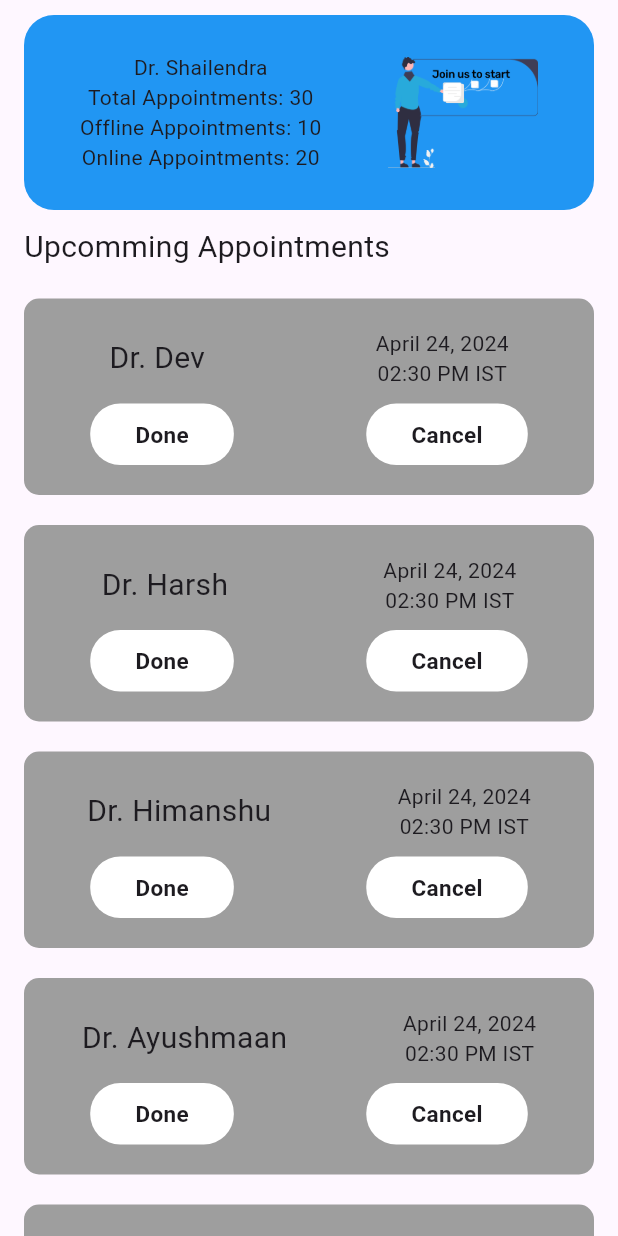
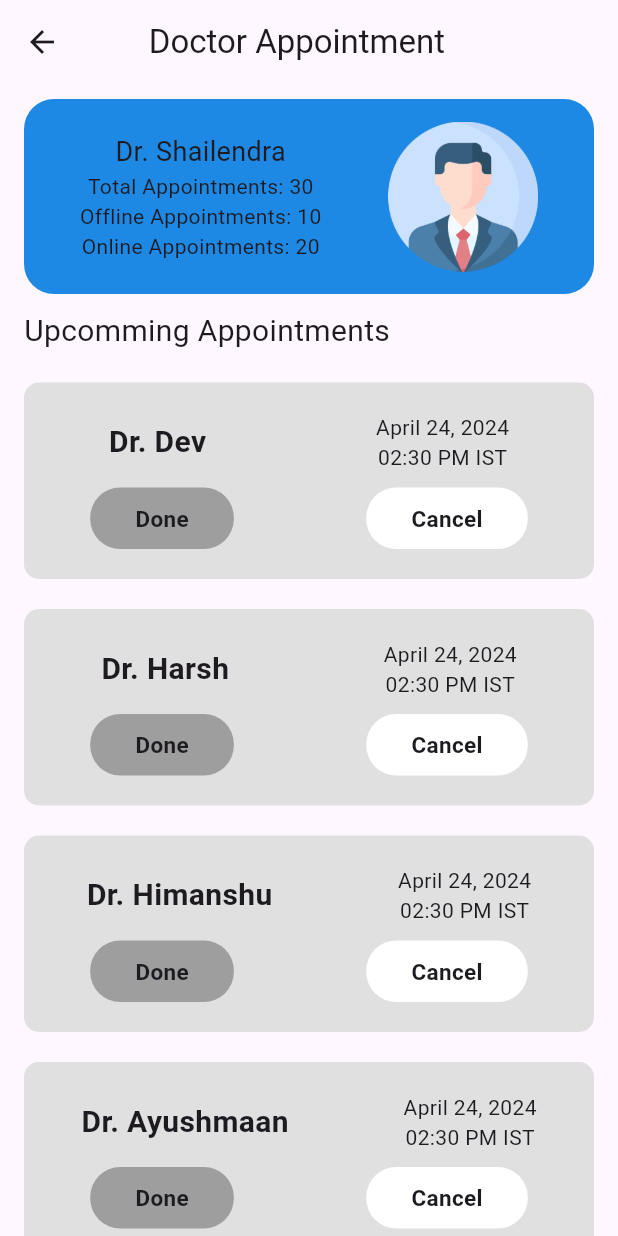
Before and after one commit to Harshcs21/Maddy_care, a Flutter app: the MyDoctor screen opened by its route, on a phone screen of 412 x 824 dp. Run offline on Flutter 3.47's test engine with Material 3 defaults, Android fonts, the phone set to English and light mode, and no system bars; our stand-ins replace cloud_firestore, firebase_auth, firebase_core; accounts and stored records are empty.

```diff
--- a/lib/doctorbox.dart
+++ b/lib/doctorbox.dart
@@ -1,4 +1,5 @@
 import 'package:flutter/material.dart';
+import 'package:flutter_pro/cancelappointment.dart';
 
 class DoctorBox extends StatelessWidget {
 
@@ -12,7 +13,7 @@ class DoctorBox extends StatelessWidget {
       padding: EdgeInsets.symmetric(vertical: 20),
       margin: EdgeInsets.symmetric(vertical: 10),
       decoration: BoxDecoration(
-        color: Colors.grey,
+        color: Colors.grey.shade300,
         borderRadius: BorderRadius.circular(10),
       ),
       child: Column(
@@ -24,7 +25,7 @@ class DoctorBox extends StatelessWidget {
                 child: Text(name,
                   style: TextStyle(
                       fontSize: 20,
-                      fontWeight: FontWeight.w400
+                      fontWeight: FontWeight.w600
                   ),),
               ),
               Container(
@@ -41,10 +42,17 @@ class DoctorBox extends StatelessWidget {
           Row(
             mainAxisAlignment: MainAxisAlignment.spaceAround,
             children: [
-              Container(
+              InkWell(
+                onTap: (){
+                  ScaffoldMessenger.of(context).showSnackBar(
+                      SnackBar(
+                          content: Text("Patient Checked"))
+                  );
+                },
+                child: Container(
                   padding: EdgeInsets.symmetric(vertical: 10, horizontal: 30),
                   decoration: BoxDecoration(
-                  color: Colors.white,
+                    color: Colors.grey.shade500,
                     borderRadius: BorderRadius.circular(20),
                   ),
                   child: Text(
@@ -54,7 +62,15 @@ class DoctorBox extends StatelessWidget {
                         fontSize: 15
                     ),),
                 ),
-              Container(
+              ),
+              InkWell(
+                onTap: (){
+                  ScaffoldMessenger.of(context).showSnackBar(
+                      SnackBar(
+                          content: Text("Appointment cancelled Succesfully"))
+                  );
+                },
+                child: Container(
                   padding: EdgeInsets.symmetric(vertical: 10, horizontal: 30),
                   decoration: BoxDecoration(
                     color: Colors.white,
@@ -67,6 +83,7 @@ class DoctorBox extends StatelessWidget {
                         fontSize: 15
                     ),),
                 ),
+              ),
             ],
           )
         ],
--- a/lib/doctordetail.dart
+++ b/lib/doctordetail.dart
@@ -30,7 +30,7 @@ class _DoctorDetailsState extends State<DoctorDetails> {
                     width: 100,
                     decoration: BoxDecoration(
                       image: DecorationImage(
-                        image: AssetImage("assets/splash.png"),
+                        image: AssetImage("assets/doctorimage.png"),
                       )
                     ),
                   ),
@@ -71,7 +71,7 @@ class _DoctorDetailsState extends State<DoctorDetails> {
               Container(
                 padding: EdgeInsets.all(20),
                 decoration: BoxDecoration(
-                  color: Colors.grey,
+                  color: Colors.blue.shade100,
                   borderRadius: BorderRadius.only(topLeft: Radius.circular(40), bottomRight: Radius.circular(40)),
                 ),
                 child: Text(
--- a/lib/doctorinfo.dart
+++ b/lib/doctorinfo.dart
@@ -3,7 +3,7 @@
 import 'package:flutter/material.dart';
 import 'package:flutter_pro/doctorbox.dart';
 
-class MyDoctor extends StatefulWidget {
+  class MyDoctor extends StatefulWidget {
   const MyDoctor({super.key});
 
   @override
@@ -23,6 +23,9 @@ class _MyDoctorState extends State<MyDoctor> {
   @override
   Widget build(BuildContext context) {
     return Scaffold(
+        appBar: AppBar(
+          title: Text('     Doctor Appointment'),
+        ),
         body: SafeArea(
           child: Padding(
             padding: EdgeInsets.symmetric(horizontal: 16),
@@ -32,7 +35,7 @@ class _MyDoctorState extends State<MyDoctor> {
                     margin: EdgeInsets.symmetric(vertical: 10),
                     padding: EdgeInsets.all(15),
                     decoration: BoxDecoration(
-                      color: Colors.blue,
+                      color: Colors.blue.shade600,
                       borderRadius: BorderRadius.circular(20),
                     ),
                     child: Row(
@@ -40,7 +43,11 @@ class _MyDoctorState extends State<MyDoctor> {
                       children: [
                         Column(
                           children: [
-                            Text("Dr. Shailendra"),
+                            Text("Dr. Shailendra",
+                              style: TextStyle(
+                                fontSize: 18
+                              ),
+                            ),
                             Text("Total Appointments: 30"),
                             Text("Offline Appointments: 10"),
                             Text("Online Appointments: 20")
@@ -51,7 +58,7 @@ class _MyDoctorState extends State<MyDoctor> {
                           width: 100,
                           decoration: BoxDecoration(
                               image: DecorationImage(
-                                image: AssetImage('assets/login_page.png'),
+                                image: AssetImage('assets/doctorimage.png'),
                               )
                           ),
                         )
--- a/lib/main.dart
+++ b/lib/main.dart
@@ -1,3 +1,5 @@
+// import 'dart:js';
+
 // import 'dart:js';
 
 import 'package:flutter/material.dart';
@@ -30,7 +32,8 @@ void main() async{
       'register': (context) => MyRegister(),
       'doctorinfo' : (context) => MyDoctor(),
       'forgotpassword' : (context) => MyForgotPassword(),
-      'dateandtime' : (context) => DateAndTime()
+      'dateandtime' : (context) => DateAndTime(),
+      // 'reg_doc_user' : (context) => RegDocUser(),
     },
   ));
 }
--- a/lib/patientdetails.dart
+++ b/lib/patientdetails.dart
@@ -75,6 +75,7 @@ class _PatientDetailsState extends State<PatientDetails> {
                   ),
                   child: TextFormField(
                     controller: _patientAge,
+                    keyboardType: TextInputType.number,
                     decoration: InputDecoration(
                       hintText: 'Enter patient age',
                       contentPadding: EdgeInsets.symmetric(horizontal: 16.0, vertical: 12.0),
@@ -102,6 +103,7 @@ class _PatientDetailsState extends State<PatientDetails> {
                   ),
                   child: TextFormField(
                     controller: _mobile,
+                    keyboardType: TextInputType.number,
                     decoration: InputDecoration(
                       hintText: 'Enter mobile number',
                       contentPadding: EdgeInsets.symmetric(horizontal: 16.0, vertical: 12.0),
```
Also changed, not shown: lib/dateandtime.dart (+8 -7 lines), lib/firebase_auth_service.dart (+59 -58 lines), lib/login.dart (+16 -5 lines), lib/reg_doc_user.dart (added, +101 -0 lines), lib/register.dart (+15 -27 lines), lib/userappointment.dart (+7 -3 lines), assets/doctorimage.png (added). Lines whose indentation alone changed are shown as unchanged.
